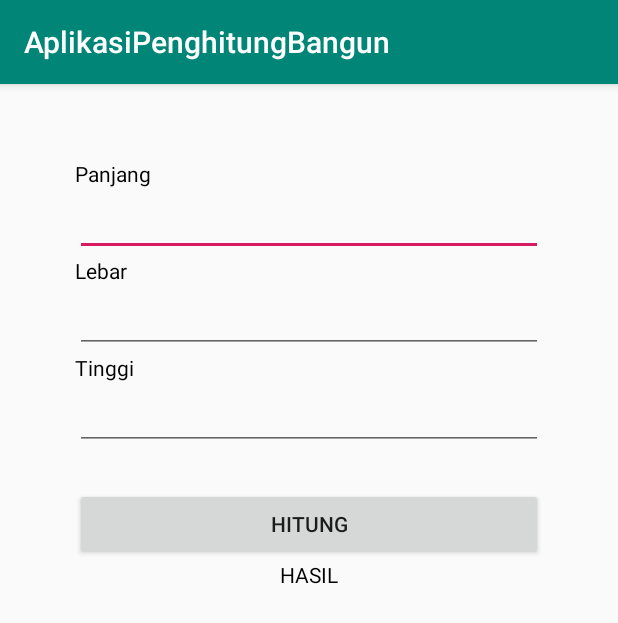
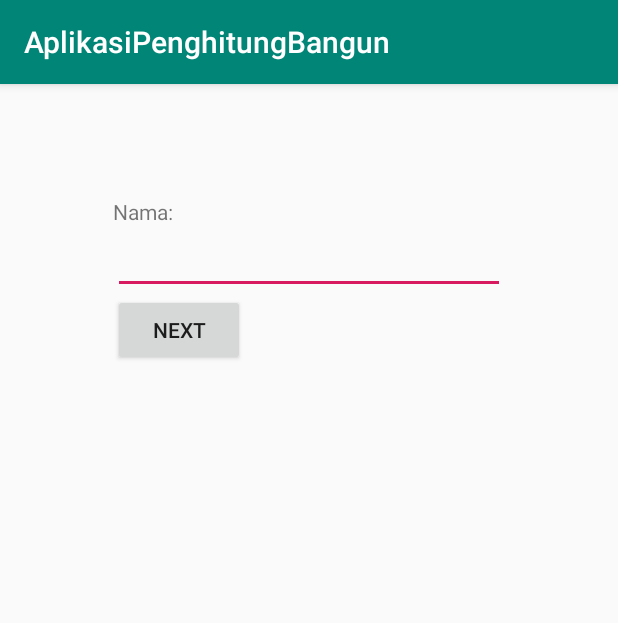
Before and after one commit to ArmandDitto/PenghitungBangunApp, an Android app: the screen it shows after launch (MainActivity before the commit, NamaActivity after it), on a phone screen of 412 x 824 dp. Shown: the top 623 px of the screen. Run offline under Robolectric (Android 15) with nearby library versions, the light colour scheme and no system bars.

Commit message:
Menambah Activity Input Nama menggunakan Intent

```diff
--- /dev/null
+++ b/app/src/main/java/com/ditto/training/aplikasipenghitungbangun/NamaActivity.java
@@ -0,0 +1,37 @@
+package com.ditto.training.aplikasipenghitungbangun;
+
+import androidx.annotation.NonNull;
+import androidx.appcompat.app.AppCompatActivity;
+
+import android.content.Intent;
+import android.os.Bundle;
+import android.view.MenuItem;
+import android.view.View;
+import android.widget.Button;
+import android.widget.EditText;
+
+public class NamaActivity extends AppCompatActivity {
+    private Button btnMenu;
+    private EditText etNama;
+
+
+    @Override
+    protected void onCreate(Bundle savedInstanceState) {
+        super.onCreate(savedInstanceState);
+        setContentView(R.layout.activity_nama);
+        btnMenu=findViewById(R.id.btn_next);
+        etNama = findViewById(R.id.et_nama);
+
+        btnMenu.setOnClickListener(new View.OnClickListener() {
+            @Override
+            public void onClick(View v) {
+                Intent btnMenu = new Intent(NamaActivity.this, MenuActivity.class);
+                btnMenu.putExtra("nama", etNama.getText().toString());
+                startActivity(btnMenu);
+
+            }
+        });
+    }
+
+
+}
--- /dev/null
+++ b/app/src/main/res/layout/activity_nama.xml
@@ -0,0 +1,27 @@
+<?xml version="1.0" encoding="utf-8"?>
+<androidx.appcompat.widget.LinearLayoutCompat xmlns:android="http://schemas.android.com/apk/res/android"
+    xmlns:app="http://schemas.android.com/apk/res-auto"
+    xmlns:tools="http://schemas.android.com/tools"
+    android:id="@+id/linearlayoutnama"
+    android:layout_width="match_parent"
+    android:layout_height="match_parent"
+    android:orientation="vertical"
+    tools:context=".NamaActivity"
+    android:padding="75dp">
+
+    <TextView
+        android:id="@+id/tv_nama"
+        android:layout_width="wrap_content"
+        android:layout_height="wrap_content"
+        android:text="Nama: "/>
+    <EditText
+        android:id="@+id/et_nama"
+        android:layout_width="match_parent"
+        android:layout_height="wrap_content"/>
+    <Button
+        android:id="@+id/btn_next"
+        android:layout_width="wrap_content"
+        android:layout_height="wrap_content"
+        android:text="Next"/>
+
+</androidx.appcompat.widget.LinearLayoutCompat>
```
Also changed, not shown: app/src/main/AndroidManifest.xml (+8 -1 lines), app/src/main/java/com/ditto/training/aplikasipenghitungbangun/MainActivity.java (+12 -5 lines), app/src/main/java/com/ditto/training/aplikasipenghitungbangun/MenuActivity.java (added, +75 -0 lines), app/src/main/res/layout-land/activity_main.xml (added, +69 -0 lines), app/src/main/res/layout/activity_menu.xml (added, +32 -0 lines).
